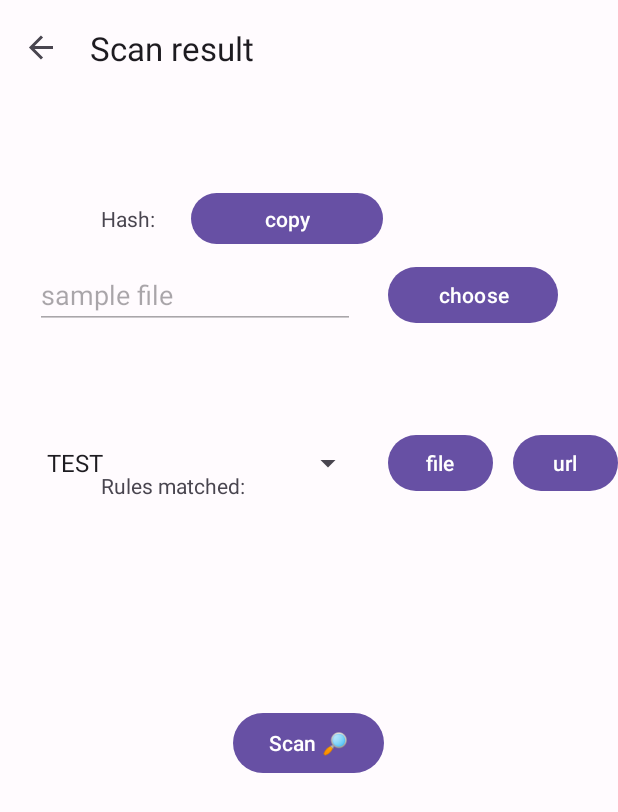
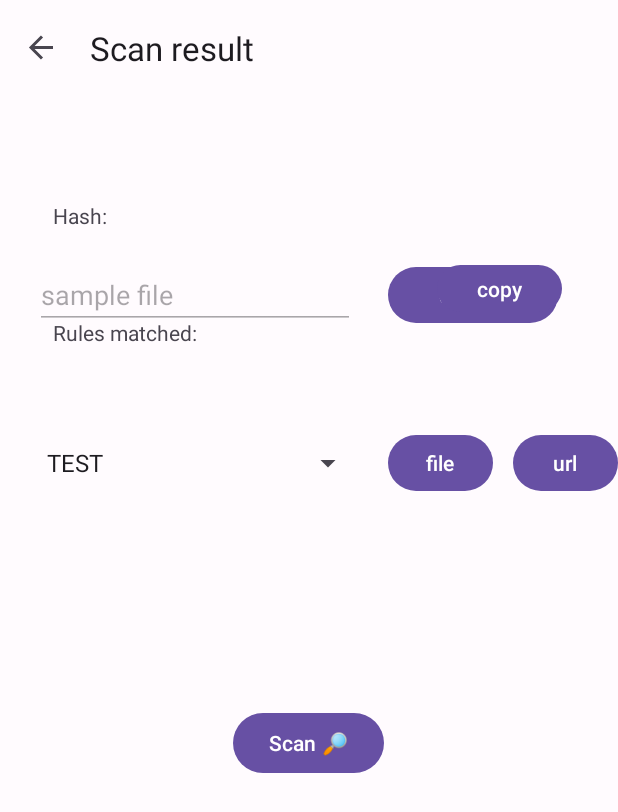
Before and after one commit to OfekRv/Pocktel, an Android app: the ResultFragment screen opened through its navigation route, on a phone screen of 412 x 824 dp. Shown: the top 812 px of the screen. Run offline under Robolectric (Android 15) with nearby library versions, the phone set to English and light mode, and no system bars; our stand-ins replace Room's generated code, navigation-ui.

Commit message:
result fragment reshaped

```diff
--- a/app/src/main/AndroidManifest.xml
+++ b/app/src/main/AndroidManifest.xml
@@ -4,7 +4,6 @@
 
     <uses-permission android:name="android.permission.INTERNET"/>
     <uses-permission android:name="android.permission.READ_EXTERNAL_STORAGE" />
-    <uses-permission android:name="android.permission.WRITE_EXTERNAL_STORAGE" />
 
     <application
         android:allowBackup="true"
@@ -18,7 +17,6 @@
         <activity
             android:name=".ui.activities.MainActivity"
             android:exported="true"
-            android:label="@string/app_name"
             android:theme="@style/Theme.Pocktel.NoActionBar">
             <intent-filter>
                 <action android:name="android.intent.action.MAIN" />
--- a/app/src/main/java/horizonstudio/apps/pocktel/configurations/Constants.kt
+++ b/app/src/main/java/horizonstudio/apps/pocktel/configurations/Constants.kt
@@ -4,9 +4,10 @@ import horizonstudio.apps.pocktel.dal.entities.RuleSet
 
 object Constants {
     const val DATABASE_NAME:String = "pocktel"
-    const val BASE_URL:String = "https://yarapi-a2zphhdpma-uc.a.run.app"
+    const val BASE_URL:String = "http://10.0.0.9:8080/"
     const val MAX_TRIES: Int = 20
     const val TIME_INTERVAL: Long = 500
+    const val FILENAME_ARGUMENT_NAME: String = "filename"
     const val HASH_ARGUMENT_NAME: String = "hash"
     const val RESULT_ARGUMENT_NAME: String = "result"
     const val ARCHIVED_FILES_PATTERN: String = "application/zip"
--- a/app/src/main/java/horizonstudio/apps/pocktel/ui/fragments/ResultFragment.kt
+++ b/app/src/main/java/horizonstudio/apps/pocktel/ui/fragments/ResultFragment.kt
@@ -11,6 +11,7 @@ import android.view.ViewGroup
 import android.widget.Toast
 import androidx.appcompat.app.AppCompatActivity
 import horizonstudio.apps.pocktel.R
+import horizonstudio.apps.pocktel.configurations.Constants.FILENAME_ARGUMENT_NAME
 import horizonstudio.apps.pocktel.configurations.Constants.HASH_ARGUMENT_NAME
 import horizonstudio.apps.pocktel.configurations.Constants.HASH_COPY_CLIPBOARD_LABEL
 import horizonstudio.apps.pocktel.configurations.Constants.RESULT_ARGUMENT_NAME
@@ -20,6 +21,7 @@ import horizonstudio.apps.pocktel.exceptions.PocktelInvalidArgumentsException
 import horizonstudio.apps.pocktel.ui.adpters.MatchesListAdapter
 
 class ResultFragment : Fragment() {
+    private lateinit var filename: String
     private lateinit var hash: String
     private lateinit var scanResult: ScanResultContract
 
@@ -41,9 +43,10 @@ class ResultFragment : Fragment() {
             throw PocktelInvalidArgumentsException("No arguments received")
         }
 
+        filename = arguments?.getString(FILENAME_ARGUMENT_NAME)!!
         hash = arguments?.getString(HASH_ARGUMENT_NAME)!!
         scanResult = arguments?.getParcelable(RESULT_ARGUMENT_NAME)!!
-        (activity as AppCompatActivity).supportActionBar?.title = hash
+        (activity as AppCompatActivity).supportActionBar?.title = filename
         binding.hash.text = hash
 
         binding.copyHashButton.setOnClickListener {
--- a/app/src/main/java/horizonstudio/apps/pocktel/ui/fragments/ScanFragment.kt
+++ b/app/src/main/java/horizonstudio/apps/pocktel/ui/fragments/ScanFragment.kt
@@ -132,6 +132,7 @@ class ScanFragment : Fragment() {
         uiScope.launch {
             showLoading()
             ruleSetFile = prepareRuleSetFile(binding.ruleSetSpinner.selectedItem as RuleSet)
+            val filename = binding.sampleFileName
             val hash = sha256(sampleFile!!)
             val result: ScanResultContract
             try {
--- a/app/src/main/res/layout/fragment_result.xml
+++ b/app/src/main/res/layout/fragment_result.xml
@@ -7,69 +7,48 @@
     tools:context=".ui.fragments.ResultFragment">
 
     <TextView
-        android:id="@+id/textview_second"
-        android:layout_width="wrap_content"
-        android:layout_height="wrap_content"
-        app:layout_constraintEnd_toEndOf="parent"
-        app:layout_constraintStart_toStartOf="parent"
-        app:layout_constraintTop_toTopOf="parent" />
-
-    <TextView
         android:id="@+id/hashTitle"
         android:layout_width="wrap_content"
         android:layout_height="wrap_content"
         android:layout_marginStart="35dp"
         android:layout_marginTop="36dp"
-        android:text="Hash:"
+        android:text="@string/hash_title"
         app:layout_constraintBottom_toBottomOf="parent"
         app:layout_constraintEnd_toEndOf="parent"
-        app:layout_constraintHorizontal_bias="0.093"
+        app:layout_constraintHorizontal_bias="0.0"
         app:layout_constraintStart_toStartOf="parent"
         app:layout_constraintTop_toTopOf="parent"
-        app:layout_constraintVertical_bias="0.051" />
+        app:layout_constraintVertical_bias="0.048" />
 
     <TextView
         android:id="@+id/rulesTitle"
         android:layout_width="wrap_content"
         android:layout_height="wrap_content"
-        android:layout_marginStart="35dp"
-        android:text="Rules matched:"
-        app:layout_constraintBottom_toBottomOf="parent"
-        app:layout_constraintEnd_toEndOf="parent"
-        app:layout_constraintHorizontal_bias="0.114"
-        app:layout_constraintStart_toStartOf="parent"
-        app:layout_constraintTop_toBottomOf="@+id/hash"
-        app:layout_constraintVertical_bias="0.179" />
+        android:text="@string/rules_matched_title"
+        app:layout_constraintStart_toStartOf="@+id/hashTitle"
+        app:layout_constraintTop_toBottomOf="@+id/copyHashButton" />
 
     <TextView
         android:id="@+id/hash"
         android:layout_width="wrap_content"
         android:layout_height="wrap_content"
-        android:layout_marginTop="36dp"
-        app:layout_constraintBottom_toBottomOf="parent"
-        app:layout_constraintEnd_toEndOf="parent"
-        app:layout_constraintTop_toTopOf="parent"
-        app:layout_constraintVertical_bias="0.124" />
+        app:layout_constraintEnd_toEndOf="@+id/matchesList"
+        app:layout_constraintStart_toStartOf="@+id/matchesList"
+        app:layout_constraintTop_toBottomOf="@+id/hashTitle" />
 
     <Button
         android:id="@+id/copyHashButton"
-        android:layout_width="128dp"
-        android:layout_height="42dp"
-        android:layout_marginStart="24dp"
-        android:text="copy"
-        app:layout_constraintBottom_toBottomOf="@+id/hashTitle"
-        app:layout_constraintStart_toEndOf="@+id/hashTitle"
-        app:layout_constraintTop_toTopOf="@+id/hashTitle" />
+        android:layout_width="83dp"
+        android:layout_height="39dp"
+        android:text="@string/copy_button_text"
+        app:layout_constraintEnd_toEndOf="@+id/matchesList"
+        app:layout_constraintTop_toBottomOf="@+id/hash" />
 
     <ListView
         android:id="@+id/matchesList"
-        android:layout_width="408dp"
-        android:layout_height="453dp"
-        app:layout_constraintBottom_toBottomOf="parent"
-        app:layout_constraintEnd_toEndOf="parent"
-        app:layout_constraintHorizontal_bias="0.5"
-        app:layout_constraintStart_toStartOf="parent"
-        app:layout_constraintTop_toBottomOf="@+id/rulesTitle"
-        app:layout_constraintVertical_bias="0.5" />
+        android:layout_width="339dp"
+        android:layout_height="316dp"
+        app:layout_constraintStart_toStartOf="@+id/rulesTitle"
+        app:layout_constraintTop_toBottomOf="@+id/rulesTitle" />
 
 </androidx.constraintlayout.widget.ConstraintLayout>
--- a/app/src/main/res/values/strings.xml
+++ b/app/src/main/res/values/strings.xml
@@ -15,4 +15,7 @@
     <string name="errorDialogOk">OK</string>
     <string name="errorDialogTitle">Error</string>
     <string name="hashCopyToast">Hash copied to clipboard</string>
+    <string name="rules_matched_title">Rules matched:</string>
+    <string name="hash_title">Hash:</string>
+    <string name="copy_button_text">copy</string>
 </resources>
```
